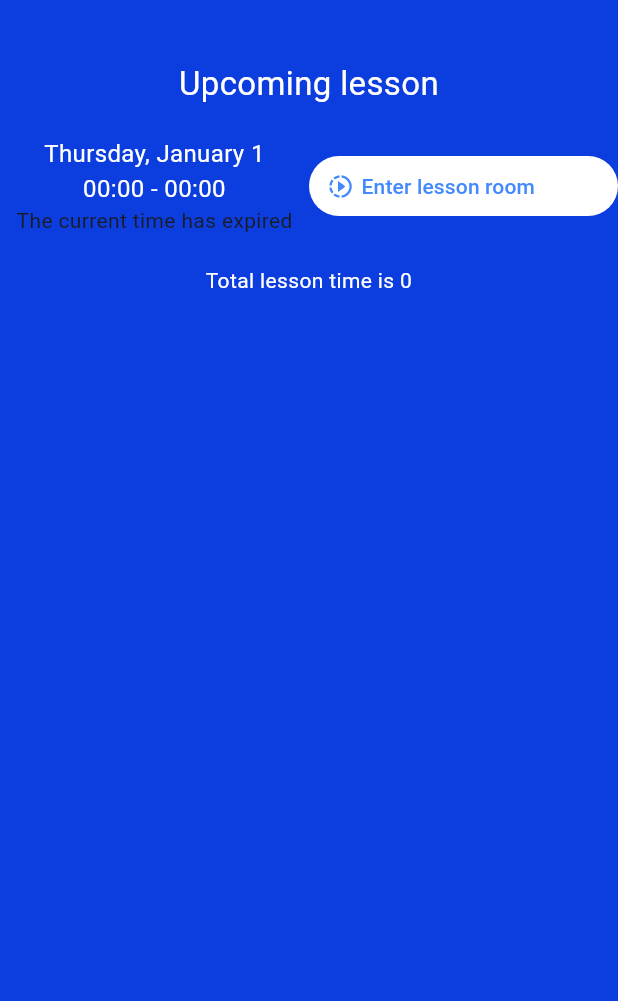
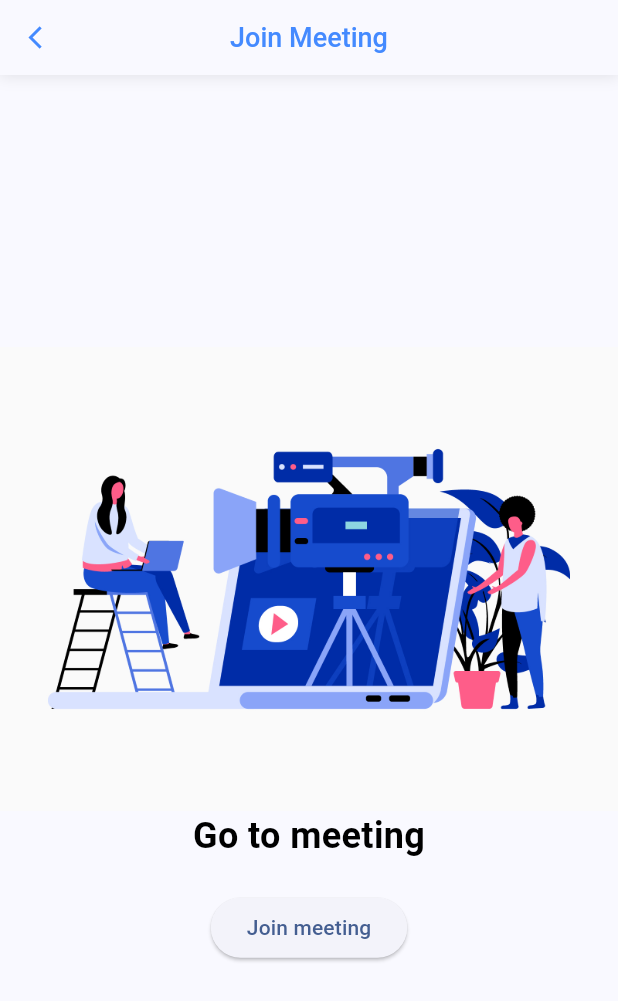
Before and after one commit to hoduybao/Advanced_MobileApp_Development, a Flutter app: the UpcomingLesson widget shown alone on an empty page, opened directly with empty values, after a tap on "Enter lesson room", on a phone screen of 412 x 824 dp. Shown: the top 1001 px of the screen. Run offline on Flutter 3.47's test engine with Material 3 defaults, Android fonts, the light colour scheme and no system bars; drawn by our look-alikes of flutter_countdown_timer; our stand-ins replace babstrap_settings_screen, chewie, dio, expandable_text, flutter_svg, get and 9 more; missing offline and left inert: dart:ffi, jitsi_meet_wrapper, multiselect, pagination_flutter, syncfusion_flutter_pdfviewer; accounts and stored records are empty; network calls fail; project files that could hold a hidden picture were left out.

Commit message:
join meeting

```diff
--- a/lib/presentation/Home/Home.dart
+++ b/lib/presentation/Home/Home.dart
@@ -19,6 +19,7 @@ import '../../model/schedule/booking_infor.dart';
 import '../../model/tutor/tutor_model.dart';
 import '../../services/booking.api.dart';
 import '../../services/tutors.api.dart';
+import '../MeetingLessonPage/MeetingLessonPage.dart';
 import 'listTutors.dart';
 
 typedef FilterCallback = void Function(
@@ -620,11 +621,12 @@ class _UpcomingLessonState extends State<UpcomingLesson> {
                         ),
                       ),
                       onPressed: () {
-                        // Navigator.push(
-                        //   context,
-                        //   MaterialPageRoute(
-                        //       builder: (context) => JoinMeetingPage(upcomingClass: widget.upcominglesson)),
-                        // );
+
+                        Navigator.push(
+                          context,
+                          MaterialPageRoute(
+                              builder: (context) => MeetingLessonPage(upcomingClass: widget.upcominglesson)),
+                        );
                       },
                       child: Row(
                         children: [
--- /dev/null
+++ b/lib/presentation/MeetingLessonPage/MeetingLessonPage.dart
@@ -0,0 +1,152 @@
+import 'package:flutter/cupertino.dart';
+import 'package:flutter/material.dart';
+import 'package:flutter/services.dart';
+import 'package:flutter_countdown_timer/flutter_countdown_timer.dart';
+import 'package:jitsi_meet_wrapper/jitsi_meet_wrapper.dart';
+import 'package:jwt_decoder/jwt_decoder.dart';
+
+import '../../model/schedule/booking_infor.dart';
+
+class MeetingLessonPage extends StatefulWidget {
+  const MeetingLessonPage({super.key,required this.upcomingClass});
+  final BookingInfo upcomingClass ;
+
+
+  @override
+  State<MeetingLessonPage> createState() => _MeetingLessonPageState();
+}
+
+class _MeetingLessonPageState extends State<MeetingLessonPage> {
+
+  late BookingInfo upcomingClass = widget.upcomingClass;
+  late DateTime endTime;
+  bool canJoinMeeting = false;
+
+  @override
+  void initState() {
+    super.initState();
+    endTime = DateTime.fromMillisecondsSinceEpoch(
+        upcomingClass.scheduleDetailInfo!.startPeriodTimestamp!);
+  }
+
+  void onEnd() {
+    setState(() {
+      canJoinMeeting = true;
+    });
+  }
+  void _joinMeeting() async {
+    final String meetingToken =
+        upcomingClass.studentMeetingLink?.split('token=')[1] ?? '';
+    Map<String, dynamic> jwtDecoded = JwtDecoder.decode(meetingToken);
+    final String room = jwtDecoded['room'];
+
+    var options = JitsiMeetingOptions(
+      roomNameOrUrl: room,
+      serverUrl: "https://meet.lettutor.com",
+      token: meetingToken,
+      isAudioMuted: true,
+      isAudioOnly: true,
+      isVideoMuted: true,
+    );
+
+    await JitsiMeetWrapper.joinMeeting(
+      options: options,
+      listener: JitsiMeetingListener(
+        onConferenceWillJoin: (url) => print("onConferenceWillJoin: url: $url"),
+        onConferenceJoined: (url) => print("onConferenceJoined: url: $url"),
+        onConferenceTerminated: (url, error) => print("onConferenceTerminated: url: $url, error: $error"),
+      ),
+    );
+  }
+
+  @override
+  Widget build(BuildContext context) {
+    Size size = MediaQuery.of(context).size;
+
+    return Scaffold(
+        appBar:
+        PreferredSize(
+          preferredSize:
+          const Size.fromHeight(50.0), // Define the height of the AppBar
+          child: Container(
+            decoration: BoxDecoration(color: Colors.blueAccent, boxShadow: [
+              BoxShadow(
+                color: Colors.black
+                    .withOpacity(0.1), // Color and opacity of the shadow
+                spreadRadius: 1, // Spread radius of the shadow
+                blurRadius: 8, // Blur radius of the shadow
+                offset: const Offset(0, 0), // Offset of the shadow
+              )
+            ]),
+
+            child: AppBar(
+              systemOverlayStyle: const SystemUiOverlayStyle(
+                // Status bar color
+                statusBarColor: Colors.black,
+                // Status bar brightness (optional)
+                statusBarIconBrightness:
+                Brightness.light, // For Android (dark icons)
+              ),
+              title: Text("Join Meeting",
+                  style: TextStyle(
+                    color: Colors.blueAccent,
+                    fontSize: 18,
+                    fontWeight: FontWeight.w500,
+                  )),
+              leading: IconButton(
+                onPressed: () {
+                  Navigator.pop(context);
+                },
+                icon: Icon(
+                  Icons.arrow_back_ios,
+                  size: 18,
+                  color: Colors.blueAccent,
+                ),
+              ),
+              centerTitle: true,
+            ),
+
+            // Replace 'assets/icon.png' with your image path
+          ),
+        ),
+        body: SizedBox(
+          height: size.height,
+          width: size.width,
+          child: Column(
+            mainAxisSize: MainAxisSize.max,
+            mainAxisAlignment: MainAxisAlignment.center,
+            children: [
+              Image.asset("images/video.jpg"),
+              CountdownTimer(
+                endTime: endTime.millisecondsSinceEpoch,
+                textStyle: TextStyle(
+                  fontSize: 22,
+                  fontWeight: FontWeight.w500,
+                  color: Colors.black,
+                ),
+                endWidget: Text(
+                  "Go to meeting",
+                  style: TextStyle(
+                    fontSize: 24,
+                    fontWeight: FontWeight.bold,
+                    color: Colors.black,
+                  ),
+                ),
+              ),
+              SizedBox(height: 20,),
+              ElevatedButton(
+                onPressed: () {
+                  _joinMeeting();
+                },
+                child: Text("Join meeting"),
+              ),
+            ],
+          ),
+        ),
+        );
+  }
+
+  // void onPressedChatBubble(BuildContext context, Size size) {
+  //   Navigator.pushNamed(context, MyRouter.chatGpt);
+  // }
+}
--- a/pubspec.yaml
+++ b/pubspec.yaml
@@ -48,6 +48,7 @@ dependencies:
   image_picker: ^1.0.4
   flutter_countdown_timer: ^4.1.0
   pagination_flutter: ^0.0.8
+  jwt_decoder: ^2.0.1
 
   # The following adds the Cupertino Icons font to your application.
   # Use with the CupertinoIcons class for iOS style icons.
@@ -56,6 +57,7 @@ dependencies:
   dio: ^5.4.0
   json_annotation: ^4.8.1
   cached_network_image: ^3.3.0
+  jitsi_meet_wrapper: ^0.2.0+1
 
 dev_dependencies:
   flutter_test:
```
Also changed, not shown: lib/presentation/Profile/Profile.dart (+7 -3 lines), images/video.jpg (added), pubspec.lock, 2 other files.
